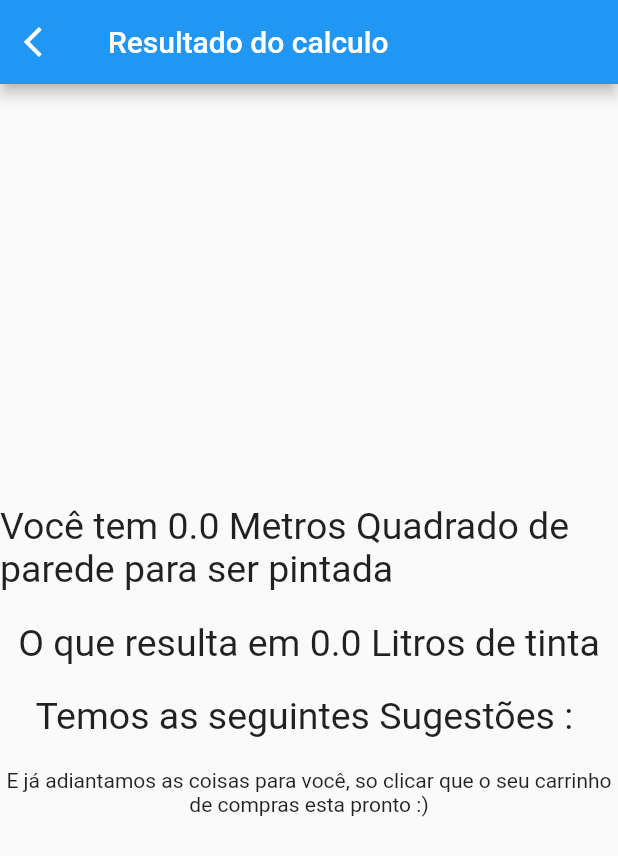
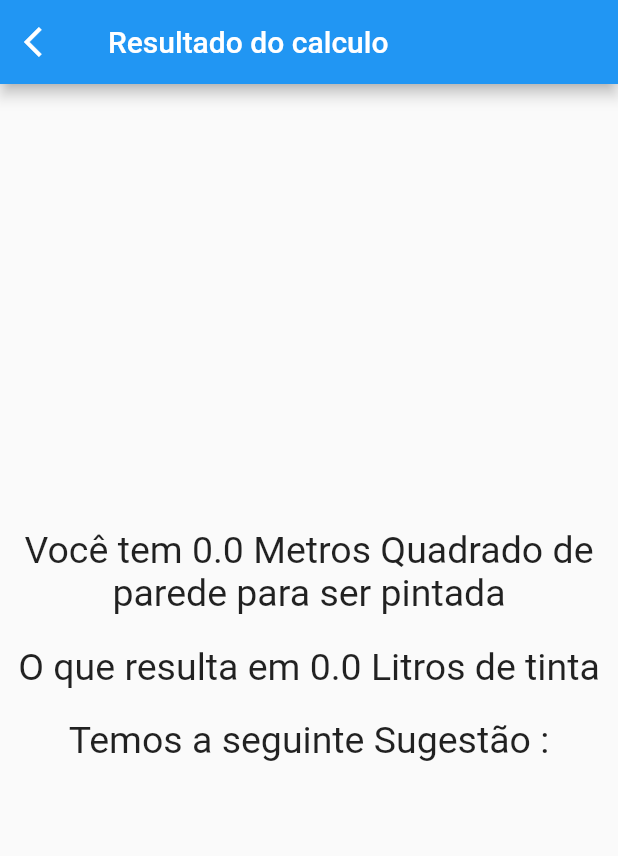
Before and after one commit to LucasMatheusDev/challengeDigitalRepublic, a Flutter app: the ResultView screen opened by its route, on a phone screen of 412 x 824 dp. Shown: the top 856 px of the screen. Run offline on Flutter 3.47's test engine with Material 2 defaults, Android fonts, the phone set to English and light mode, and no system bars; our stand-ins replace get.

```diff
--- a/lib/app/Modules/resultPage/view/result_view.dart
+++ b/lib/app/Modules/resultPage/view/result_view.dart
@@ -18,21 +18,27 @@ class ResultView extends StatelessWidget {
             )),
         title: const Text("Resultado do calculo"),
       ),
-      body: Column(
+      body: Padding(
+        padding: const EdgeInsets.all(10),
+        child: Column(
+          crossAxisAlignment: CrossAxisAlignment.center,
           mainAxisAlignment: MainAxisAlignment.center,
           children: [
             Text(
               "Você tem ${ResultCalculatorPaints.totalSquareMetersWall} Metros Quadrado de parede para ser pintada",
+              textAlign: TextAlign.center,
               style: const TextStyle(fontSize: 25),
             ),
             const SizedBox(height: 20),
             Text(
               "O que resulta em ${ResultCalculatorPaints.totalSquareMetersWall / 5} Litros de tinta",
+              textAlign: TextAlign.center,
               style: const TextStyle(fontSize: 25),
             ),
             const SizedBox(height: 20),
             const Text(
-            "Temos as seguintes Sugestões : ",
+              "Temos a seguinte Sugestão : ",
+              textAlign: TextAlign.center,
               style: TextStyle(fontSize: 25),
             ),
             Row(
@@ -41,18 +47,15 @@ class ResultView extends StatelessWidget {
                 i++;
                 const SizedBox(height: 20);
                 return Text(
-                "${i > 1 ? " e " : "."}${e.value} Latas de ${e.key} L",
-                style:
-                    const TextStyle(fontSize: 20, fontWeight: FontWeight.bold),
+                  "${i > 1 ? " e " : ""}${e.value} Latas de ${e.key} L",
+                  style: const TextStyle(
+                      fontSize: 20, fontWeight: FontWeight.bold),
                 );
               }).toList(),
             ),
             const SizedBox(height: 20),
-          const Text(
-            "E já adiantamos as coisas para você, so clicar que o seu carrinho de compras esta pronto :)",
-            textAlign: TextAlign.center,
-          )
           ],
+        ),
       ),
     );
   }
--- a/lib/main.dart
+++ b/lib/main.dart
@@ -1,7 +1,6 @@
 import 'package:challenge_digital_republic/app/Modules/resultPage/view/result_view.dart';
 import 'package:flutter/material.dart';
 import 'package:get/get_navigation/src/root/get_material_app.dart';
-
 import 'app/Modules/home/view/homepage.dart';
 
 void main() {
```
Also changed, not shown: lib/app/Modules/home/view/homepage.dart (+18 -1 lines). Lines whose indentation alone changed are shown as unchanged.
